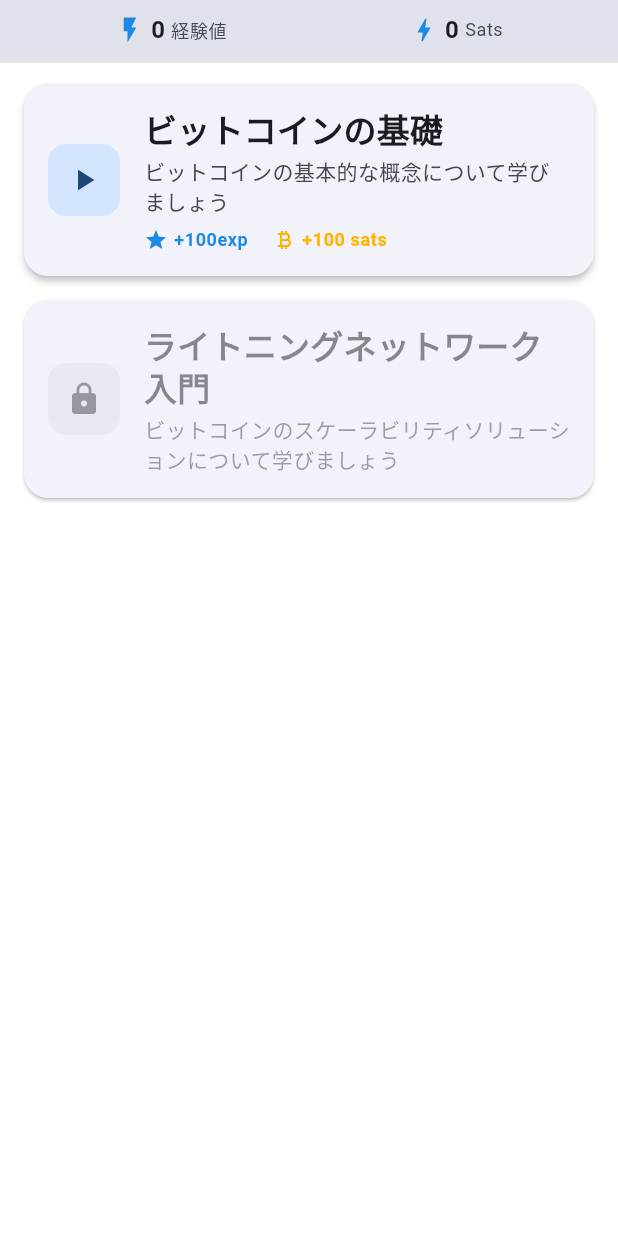
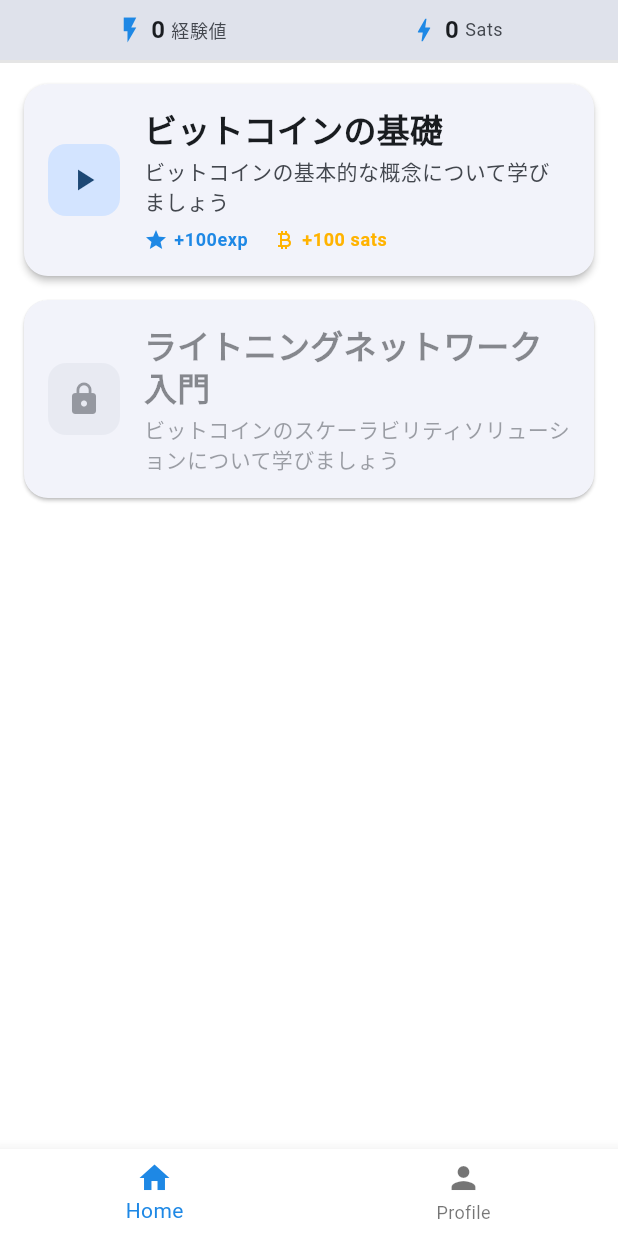
Before and after one commit to Yuichiro-jbi/yap_mvp, a Flutter app: the screen it shows after launch, on a phone screen of 412 x 824 dp. Run offline on Flutter 3.47's test engine with Material 3 defaults, Android fonts, the phone set to English and light mode, and no system bars; our stand-ins replace flutter_riverpod, freezed_annotation, go_router, riverpod_annotation; generated files the repository leaves out were written again.

Commit message:
feat: プロフィール画面の実装
- プロフィールページの基本レイアウトを実装
- プロフィールヘッダーとステータス表示を追加
- ボトムナビゲーションバーの実装
- アセット管理の設定を追加

```diff
--- a/lib/main.dart
+++ b/lib/main.dart
@@ -1,6 +1,8 @@
 import 'package:flutter/material.dart';
 import 'package:flutter_riverpod/flutter_riverpod.dart';
-import 'router/app_router.dart';
+import 'presentation/common/widgets/main_scaffold.dart';
+import 'presentation/home/home_screen.dart';
+import 'presentation/profile/profile_screen.dart';
 import 'presentation/theme/app_theme.dart';
 
 void main() {
@@ -16,12 +18,17 @@ class MyApp extends StatelessWidget {
       builder: (context, ref, child) {
         final theme = ref.watch(appThemeProvider);
 
-        return MaterialApp.router(
-          routerConfig: appRouter,
+        return MaterialApp(
           title: 'YAP',
           theme: theme.lightTheme,
           darkTheme: theme.darkTheme,
           debugShowCheckedModeBanner: false,
+          home: const MainScaffold(
+            screens: [
+              HomeScreen(),
+              ProfileScreen(),
+            ],
+          ),
         );
       },
     );
--- /dev/null
+++ b/lib/presentation/common/widgets/main_scaffold.dart
@@ -0,0 +1,38 @@
+import 'package:flutter/material.dart';
+import 'package:flutter_riverpod/flutter_riverpod.dart';
+import '../../../provider/navigation_provider.dart';
+
+class MainScaffold extends ConsumerWidget {
+  final List<Widget> screens;
+
+  const MainScaffold({
+    super.key,
+    required this.screens,
+  });
+
+  @override
+  Widget build(BuildContext context, WidgetRef ref) {
+    final currentIndex = ref.watch(navigationProvider);
+
+    return Scaffold(
+      body: IndexedStack(
+        index: currentIndex,
+        children: screens,
+      ),
+      bottomNavigationBar: BottomNavigationBar(
+        currentIndex: currentIndex,
+        onTap: (index) => ref.read(navigationProvider.notifier).state = index,
+        items: const [
+          BottomNavigationBarItem(
+            icon: Icon(Icons.home),
+            label: 'Home',
+          ),
+          BottomNavigationBarItem(
+            icon: Icon(Icons.person),
+            label: 'Profile',
+          ),
+        ],
+      ),
+    );
+  }
+}
--- a/pubspec.yaml
+++ b/pubspec.yaml
@@ -77,9 +77,8 @@ flutter:
   uses-material-design: true
 
   # To add assets to your application, add an assets section, like this:
-  # assets:
-  #   - images/a_dot_burr.jpeg
-  #   - images/a_dot_ham.jpeg
+  assets:
+    - assets/images/Vector.png
 
   # An image asset can refer to one or more resolution-specific "variants", see
   # https://flutter.dev/to/resolution-aware-images
```
Also changed, not shown: lib/presentation/profile/profile_screen.dart (added, +42 -0 lines), lib/presentation/profile/widgets/profile_header.dart (added, +68 -0 lines), lib/presentation/profile/widgets/profile_statistics.dart (added, +93 -0 lines), lib/provider/navigation_provider.dart (added, +9 -0 lines), assets/images/Vector.png (added), lib/provider/lesson_provider.g.dart, lib/provider/lesson_state_provider.g.dart, lib/provider/navigation_provider.g.dart (added), 3 other files.
